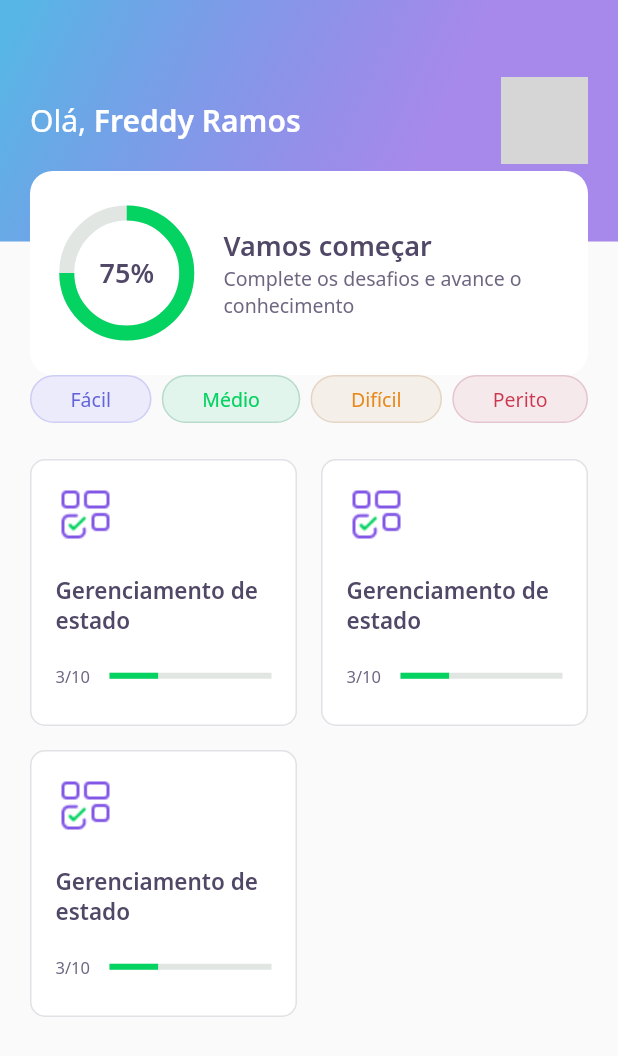
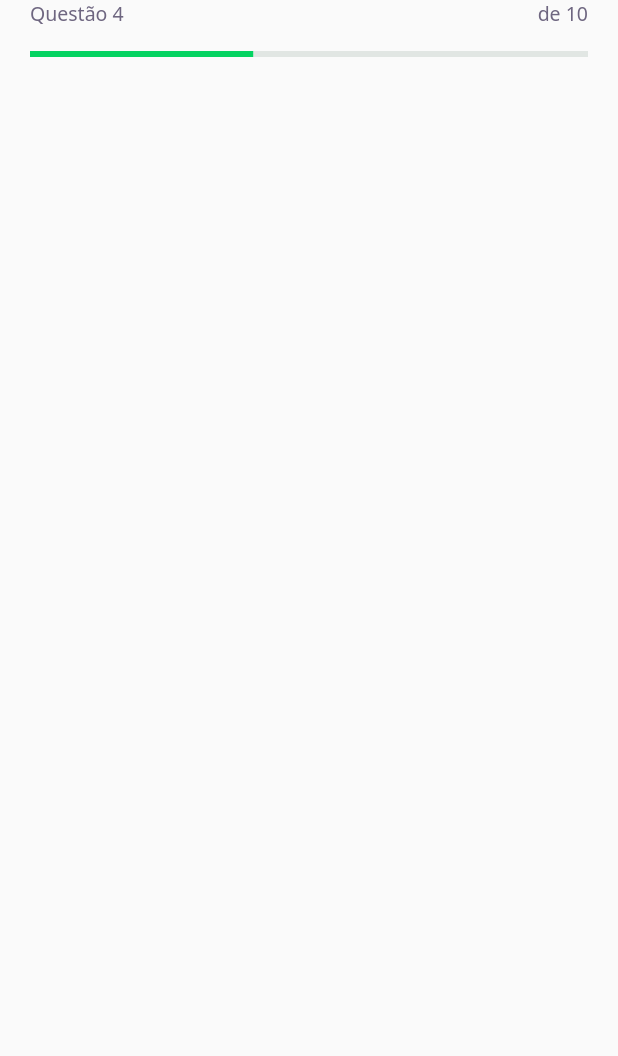
Before and after one commit to freddymtd/app.mobile.flutter-nlw-devquiz, a Flutter app: the screen it shows after launch, on a phone screen of 412 x 824 dp. Shown: the top 1056 px of the screen. Run offline on Flutter 3.47's test engine with Material 2 defaults, Android fonts, the phone set to English and light mode, and no system bars; our stand-ins replace google_fonts; grey boxes are pictures that could not be loaded.

Commit message:
Quiz Page App bar com progress indicator

```diff
--- /dev/null
+++ b/lib/challange/challange_page.dart
@@ -0,0 +1,19 @@
+import 'package:devquiz/challange/widgets/question_indicator/question_indicator_widget.dart';
+import 'package:flutter/material.dart';
+
+class ChallangePage extends StatefulWidget {
+  @override
+  _ChallangePageState createState() => _ChallangePageState();
+}
+
+class _ChallangePageState extends State<ChallangePage> {
+  @override
+  Widget build(BuildContext context) {
+    return Scaffold(
+      appBar: PreferredSize(
+        preferredSize: Size.fromHeight(60),
+        child: SafeArea(top: true, child: QuestionIndicatorWidget()),
+      ),
+    );
+  }
+}
--- /dev/null
+++ b/lib/challange/widgets/question_indicator/question_indicator_widget.dart
@@ -0,0 +1,31 @@
+import 'package:devquiz/core/app_text_styles.dart';
+import 'package:devquiz/shared/widgets/progress_indicator/progress_indicator_widget.dart';
+import 'package:flutter/material.dart';
+
+class QuestionIndicatorWidget extends StatelessWidget {
+  @override
+  Widget build(BuildContext context) {
+    return Container(
+      padding: const EdgeInsets.symmetric(horizontal: 20),
+      child: Column(
+        children: [
+          Row(
+            mainAxisAlignment: MainAxisAlignment.spaceBetween,
+            children: [
+              Text(
+                "Questão 4",
+                style: AppTextStyles.body,
+              ),
+              Text(
+                "de 10",
+                style: AppTextStyles.body,
+              ),
+            ],
+          ),
+          SizedBox(height: 16),
+          ProgressIndicatorWidget(value: 0.4)
+        ],
+      ),
+    );
+  }
+}
--- a/lib/home/widgets/quiz_card/quiz_card_widget.dart
+++ b/lib/home/widgets/quiz_card/quiz_card_widget.dart
@@ -1,6 +1,7 @@
 import 'package:devquiz/core/app_colors.dart';
 import 'package:devquiz/core/app_images.dart';
 import 'package:devquiz/core/app_text_styles.dart';
+import 'package:devquiz/shared/widgets/progress_indicator/progress_indicator_widget.dart';
 import 'package:flutter/material.dart';
 
 class QuizCardWidget extends StatelessWidget {
@@ -37,14 +38,10 @@ class QuizCardWidget extends StatelessWidget {
                 ),
               ),
               Expanded(
-                flex: 3,
-                child: LinearProgressIndicator(
-                  value: 0.3,
-                  backgroundColor: AppColors.chartSecondary,
-                  valueColor:
-                      AlwaysStoppedAnimation<Color>(AppColors.chartPrimary),
-                ),
-              )
+                  flex: 3,
+                  child: ProgressIndicatorWidget(
+                    value: 0.3,
+                  ))
             ],
           ),
         ],
--- a/lib/main.dart
+++ b/lib/main.dart
@@ -1,3 +1,4 @@
+import 'package:devquiz/challange/challange_page.dart';
 import 'package:flutter/material.dart';
 
 import 'core/app_widget.dart';
@@ -8,7 +9,7 @@ class MyApp extends StatelessWidget {
   @override
   Widget build(BuildContext context) {
     return MaterialApp(
-      home: AppWidget(),
+      home: ChallangePage(),
     );
   }
 }
--- /dev/null
+++ b/lib/shared/widgets/progress_indicator/progress_indicator_widget.dart
@@ -0,0 +1,17 @@
+import 'package:devquiz/core/app_colors.dart';
+import 'package:flutter/material.dart';
+
+class ProgressIndicatorWidget extends StatelessWidget {
+  final double value;
+
+  const ProgressIndicatorWidget({Key? key, required this.value})
+      : super(key: key);
+  @override
+  Widget build(BuildContext context) {
+    return LinearProgressIndicator(
+      value: value,
+      backgroundColor: AppColors.chartSecondary,
+      valueColor: AlwaysStoppedAnimation<Color>(AppColors.chartPrimary),
+    );
+  }
+}
```
